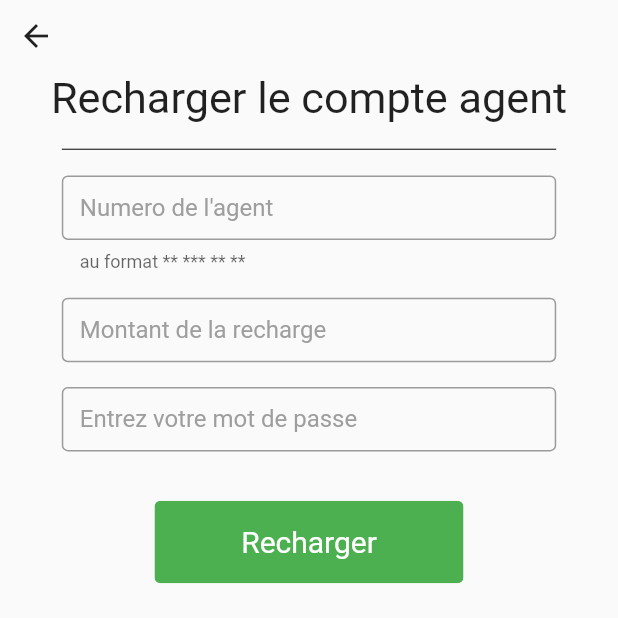
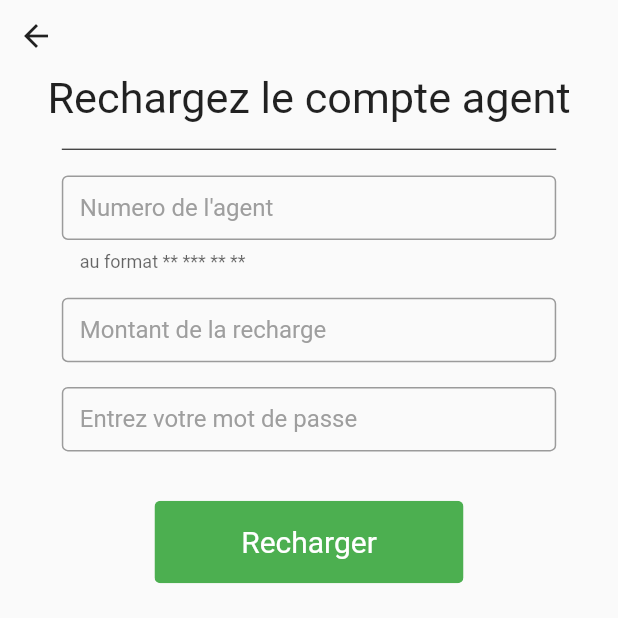
Before and after one commit to costany93/tuma, a Flutter app: the ReloadAgentAccount screen opened by its route, on a phone screen of 412 x 824 dp, the top half of it. Run offline on Flutter 3.47's test engine with Material 2 defaults, Android fonts, the phone set to English and light mode, and no system bars; our stand-ins replace google_fonts, shared_preferences; missing offline and left inert: dart:ffi; accounts and stored records are empty.

Commit message:
fixe some sentences error

```diff
--- a/lib/screens/admin/admin_home.dart
+++ b/lib/screens/admin/admin_home.dart
@@ -102,7 +102,7 @@ class AdminHome extends StatelessWidget {
                       );
                     },
                     child: Center(
-                        child: Text('Recharger compte agent',
+                        child: Text('Rechargez compte agent',
                             textAlign: TextAlign.center)),
                     style: TextButton.styleFrom(
                       foregroundColor: AppColor.appWhite,
--- a/lib/screens/admin/reload_agent_account.dart
+++ b/lib/screens/admin/reload_agent_account.dart
@@ -140,7 +140,7 @@ class _ReloadAgentAccountState extends State<ReloadAgentAccount> {
               ),
               Center(
                 child: Text(
-                  'Recharger le compte agent',
+                  'Rechargez le compte agent',
                   style: TextStyle(
                     fontSize: mediaQuery.size.width * 0.07,
                   ),
```
